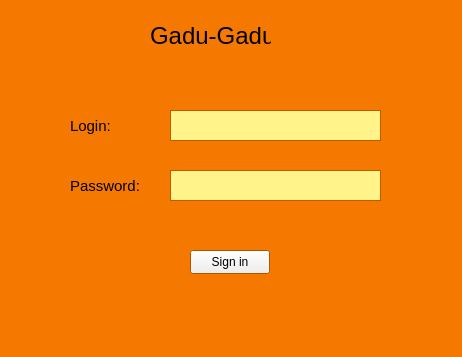
Qt form clientGUI/loginwindow.ui (lukasz1303/Gadu-Gadu-SK2) before a commit.
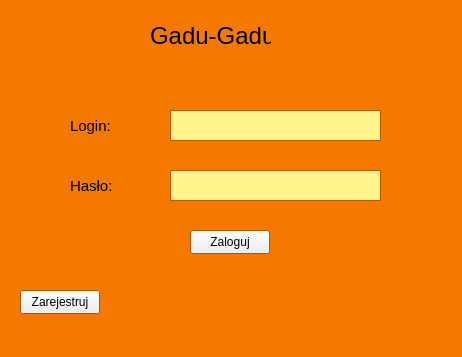
The same form after that commit. Icons and pictures are not drawn.

Commit message: Add sign up panel

The edit to the form file:
```diff
--- a/clientGUI/loginwindow.ui
+++ b/clientGUI/loginwindow.ui
@@ -223,20 +223,20 @@
      </font>
     </property>
     <property name="text">
-     <string>Password:</string>
+     <string>Hasło:</string>
     </property>
    </widget>
    <widget class="QPushButton" name="pushButton">
     <property name="geometry">
      <rect>
       <x>190</x>
-      <y>250</y>
+      <y>230</y>
       <width>80</width>
       <height>24</height>
      </rect>
     </property>
     <property name="text">
-     <string>Sign in</string>
+     <string>Zaloguj</string>
     </property>
    </widget>
    <widget class="QLabel" name="label_4">
@@ -258,6 +258,19 @@
      <bool>true</bool>
     </property>
    </widget>
+   <widget class="QPushButton" name="signUpButton">
+    <property name="geometry">
+     <rect>
+      <x>20</x>
+      <y>290</y>
+      <width>80</width>
+      <height>24</height>
+     </rect>
+    </property>
+    <property name="text">
+     <string>Zarejestruj</string>
+    </property>
+   </widget>
   </widget>
   <widget class="QMenuBar" name="menubar">
    <property name="geometry">
```
Left out of the diff: 8 changed lines with no effect on the pictures. The commit also changes 11 other files.
